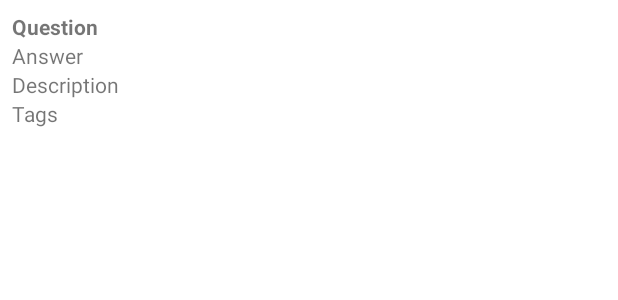
After one commit to Maartens-Mathew/LearnQuest, an Android app: the layout item_quiz.xml on its own in the app's theme, with its tools: preview values and no code run, on a phone screen of 412 x 824 dp. The commit adds this screen. Shown: the top 300 px of the screen. Run offline under Robolectric (Android 15) with nearby library versions, the phone set to English and light mode, and no system bars; network calls fail.

Commit message:
i have the quiz and all TAGS displayed in rec view

```diff
--- a/app/build.gradle.kts
+++ b/app/build.gradle.kts
@@ -46,7 +46,6 @@ android {
 dependencies {
 
 
-
     implementation("com.squareup.retrofit2:retrofit:2.11.0")
     implementation("com.squareup.retrofit2:converter-gson:2.9.0")
     implementation ("com.squareup.okhttp3:okhttp:4.12.0")
--- a/app/src/main/AndroidManifest.xml
+++ b/app/src/main/AndroidManifest.xml
@@ -7,6 +7,7 @@
     <uses-permission android:name="android.permission.CHANGE_NETWORK_STATE" />
     <uses-permission android:name="android.permission.INTERNET" />
     <uses-permission android:name="android.permission.CHANGE_WIFI_STATE" />
+    <uses-permission android:name="android.permission.INTERNET" />
 
     <application
         android:allowBackup="true"
@@ -74,6 +75,7 @@
 
         <activity android:name=".Pomodoro.pomoDoroMain" android:exported="true"></activity>
 
+        <activity android:name=".QuizBank.quizBankHome" android:exported="true"></activity>
 
     </application>
 
--- /dev/null
+++ b/app/src/main/res/layout/item_quiz.xml
@@ -0,0 +1,33 @@
+<?xml version="1.0" encoding="utf-8"?>
+<!-- item_quiz_entry.xml -->
+<LinearLayout xmlns:android="http://schemas.android.com/apk/res/android"
+    android:layout_width="match_parent"
+    android:layout_height="wrap_content"
+    android:orientation="vertical"
+    android:padding="8dp">
+
+    <TextView
+        android:id="@+id/questionTextView"
+        android:layout_width="wrap_content"
+        android:layout_height="wrap_content"
+        android:text="Question"
+        android:textStyle="bold" />
+
+    <TextView
+        android:id="@+id/answerTextView"
+        android:layout_width="wrap_content"
+        android:layout_height="wrap_content"
+        android:text="Answer" />
+
+    <TextView
+        android:id="@+id/descriptionTextView"
+        android:layout_width="wrap_content"
+        android:layout_height="wrap_content"
+        android:text="Description" />
+
+    <TextView
+        android:id="@+id/tagsTextView"
+        android:layout_width="wrap_content"
+        android:layout_height="wrap_content"
+        android:text="Tags" />
+</LinearLayout>
```
Also changed, not shown: app/src/main/java/com/example/learnquest/QuizBank/QuizAdapter.java (added, +56 -0 lines), app/src/main/java/com/example/learnquest/QuizBank/QuizEntry.java (added, +25 -0 lines), app/src/main/java/com/example/learnquest/QuizBank/QuizEntryWithTags.java (added, +29 -0 lines), app/src/main/java/com/example/learnquest/QuizBank/Tag.java (added, +27 -0 lines), app/src/main/java/com/example/learnquest/QuizBank/TaggedQuizEntry.java (added, +21 -0 lines), app/src/main/java/com/example/learnquest/QuizBank/quizBankHome.java (added, +99 -0 lines), app/src/main/java/com/example/learnquest/Utils/database/SupabaseApi.java (+12 -1 lines), app/src/main/res/layout/activity_quiz_bank.xml (added, +19 -0 lines), app/src/main/res/layout/fragment_quiz.xml (+6 -4 lines).
